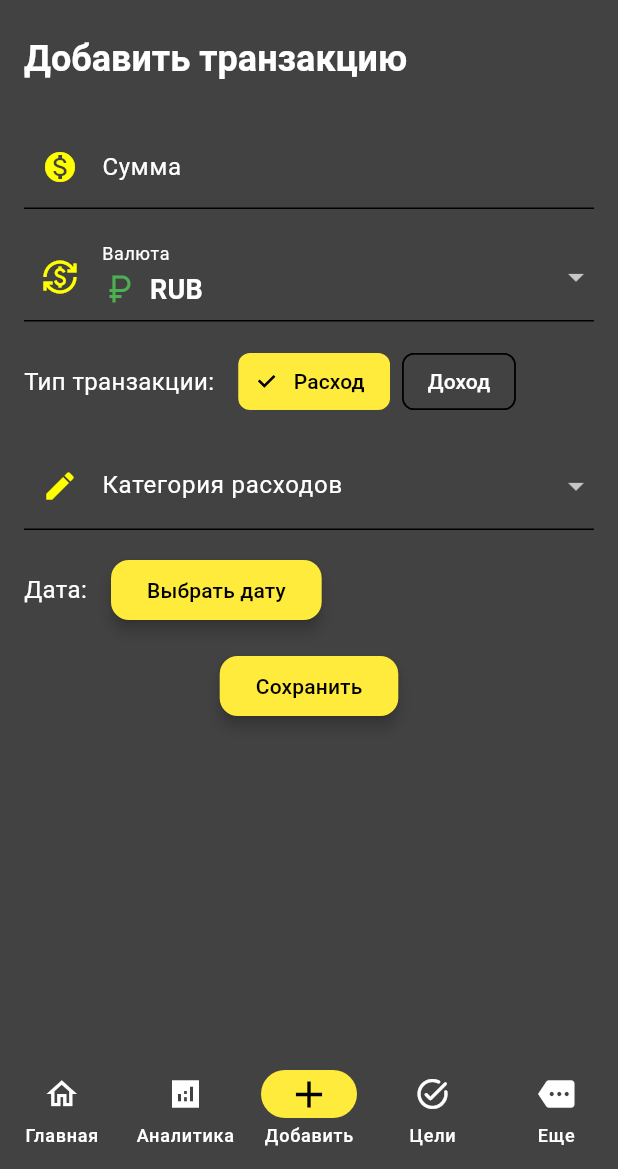
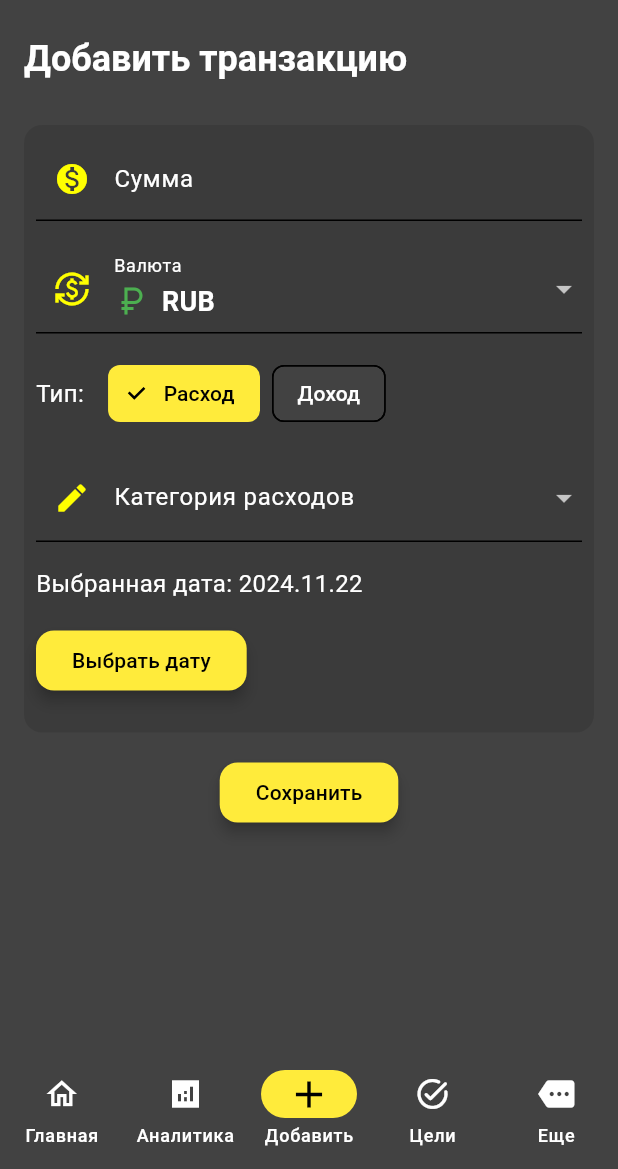
Before and after one commit to F1TU3S17/t-bank-analiz-mob, a Flutter app: the screen it shows after launch, item 3 of the bottom bar chosen, on a phone screen of 412 x 824 dp, the part 67-1236 px from its top. Run offline on Flutter 3.47's test engine with Material 3 defaults, Android fonts, the phone set to English and light mode, and no system bars.

Commit message:
fix calendar date

```diff
--- a/lib/sreenes/mainScreen.dart
+++ b/lib/sreenes/mainScreen.dart
@@ -41,7 +41,7 @@ class _MainScreenState extends State<MainScreen> {
         /// Страница аналитики
         AnaliticPage(),
         /// Cтраница добавления новой транзакции
-        AddNewTransaction(),
+        AddNewTransaction(theme: theme,),
         /// Страница целей
         TargetPage(theme: theme),
         /// Страница ЕЩЕ
--- a/lib/sreenes/pages/addNewTransaction.dart
+++ b/lib/sreenes/pages/addNewTransaction.dart
@@ -4,7 +4,9 @@ import 'package:hakaton4k/mapping/categories/incomeCategories.dart';
 import 'package:hakaton4k/mapping/currency_mapping.dart';
 
 class AddNewTransaction extends StatefulWidget {
-  const AddNewTransaction({super.key});
+  const AddNewTransaction({super.key, required this.theme});
+
+  final ThemeData theme;
 
   @override
   State<AddNewTransaction> createState() => _AddNewTransactionState();
@@ -18,6 +20,12 @@ class _AddNewTransactionState extends State<AddNewTransaction> {
   bool _isExpense = true;
   final TextEditingController _amountController = TextEditingController();
 
+  String _dateToString() {
+    String answer;
+    answer =
+        _selectedDate.toLocal().toString().split(' ')[0].replaceAll('-', '.');
+    return answer;
+  }
 
   void _submitForm() {
     if (_formKey.currentState!.validate()) {
@@ -49,10 +57,19 @@ class _AddNewTransactionState extends State<AddNewTransaction> {
       appBar: AppBar(
         title: const Text('Добавить транзакцию'),
       ),
-      body: Padding(
+      body: Column(
+        children: [
+          Padding(
             padding: const EdgeInsets.all(16.0),
             child: Form(
               key: _formKey,
+              child: Container(
+                decoration: BoxDecoration(
+                  color: widget.theme.cardColor,
+                  borderRadius: BorderRadius.circular(12),
+                ),
+                child: Padding(
+                  padding: const EdgeInsets.all(8.0),
                   child: Column(
                     crossAxisAlignment: CrossAxisAlignment.start,
                     children: [
@@ -62,7 +79,8 @@ class _AddNewTransactionState extends State<AddNewTransaction> {
                         keyboardType: TextInputType.number,
                         decoration: const InputDecoration(
                           labelText: 'Сумма',
-                  prefixIcon: Icon(Icons.monetization_on, color: Colors.yellowAccent),
+                          prefixIcon: Icon(Icons.monetization_on,
+                              color: Colors.yellowAccent),
                         ),
                         validator: (value) {
                           if (value == null || value.isEmpty) {
@@ -70,9 +88,6 @@ class _AddNewTransactionState extends State<AddNewTransaction> {
                           }
                           if (double.tryParse(value) == null) {
                             return 'Введите корректное число';
-                  }
-                  if (double.parse(value) <= 0) {
-                    return 'Сумма должна быть больше нуля';
                           }
                           return null;
                         },
@@ -83,7 +98,8 @@ class _AddNewTransactionState extends State<AddNewTransaction> {
                       DropdownButtonFormField<String>(
                         decoration: const InputDecoration(
                           labelText: 'Валюта',
-                  prefixIcon: Icon(Icons.currency_exchange, color: Colors.yellowAccent),
+                          prefixIcon: Icon(Icons.currency_exchange,
+                              color: Colors.yellowAccent),
                         ),
                         value: _selectedCurrency,
                         items: currencyMapping.keys
@@ -116,7 +132,7 @@ class _AddNewTransactionState extends State<AddNewTransaction> {
                       Row(
                         mainAxisAlignment: MainAxisAlignment.start,
                         children: [
-                  const Text('Тип транзакции:', style: TextStyle(fontSize: 16)),
+                          const Text('Тип:', style: TextStyle(fontSize: 16)),
                           const SizedBox(width: 16),
                           ChoiceChip(
                             label: const Text('Расход'),
@@ -148,18 +164,22 @@ class _AddNewTransactionState extends State<AddNewTransaction> {
                       // Выбор категории
                       DropdownButtonFormField<String>(
                         decoration: InputDecoration(
-                  labelText: 'Категория ${_isExpense ? "расходов" : "доходов"}',
-                  prefixIcon: const Icon(Icons.create, color: Colors.yellowAccent),
+                          labelText:
+                              'Категория ${_isExpense ? "расходов" : "доходов"}',
+                          prefixIcon: const Icon(Icons.create,
+                              color: Colors.yellowAccent),
                         ),
                         value: _category,
-                items: (_isExpense ? expenseCategories : incomeCategories)
+                        items:
+                            (_isExpense ? expenseCategories : incomeCategories)
                                 .entries
                                 .map(
                                   (entry) => DropdownMenuItem(
                                     value: entry.key,
                                     child: Row(
                                       children: [
-                            Icon(entry.value, color: Colors.yellowAccent),
+                                        Icon(entry.value,
+                                            color: Colors.yellowAccent),
                                         const SizedBox(width: 8),
                                         Text(entry.key),
                                       ],
@@ -182,21 +202,22 @@ class _AddNewTransactionState extends State<AddNewTransaction> {
                       const SizedBox(height: 16),
 
                       // Выбор даты
-              Row(
-                children: [
                       Text(
-                    'Дата: ${_selectedDate.toLocal()}'.split(' ')[0],
+                        'Выбранная дата: ${_dateToString()}',
                         style: const TextStyle(fontSize: 16),
                       ),
-                  const SizedBox(width: 16),
+                      const SizedBox(height: 16),
                       ElevatedButton(
                         onPressed: () => _selectDate(context),
                         child: const Text('Выбрать дату'),
                       ),
+                      const SizedBox(height: 16),
                     ],
                   ),
-              const SizedBox(height: 16),
-
+                ),
+              ),
+            ),
+          ),
           // Кнопка сохранения
           Center(
             child: ElevatedButton(
@@ -206,8 +227,6 @@ class _AddNewTransactionState extends State<AddNewTransaction> {
           ),
         ],
       ),
-        ),
-      ),
     );
   }
 }
```
Also changed, not shown: lib/sreenes/pages/target.dart (+1 -40 lines). Lines whose indentation alone changed are shown as unchanged.
